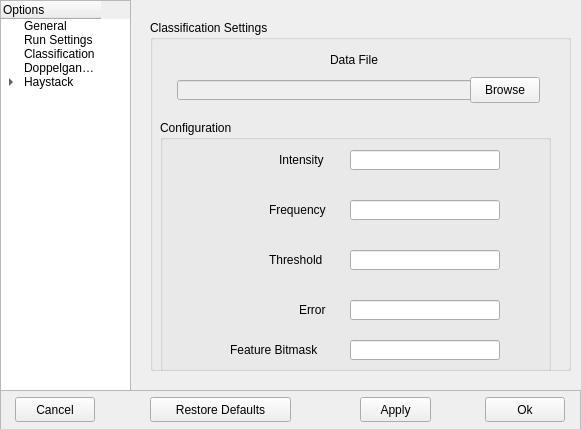
This is NovaGUI/UI/novaconfig.ui in altf4/Nova as Qt 5 draws it before an edit. The edited form follows.
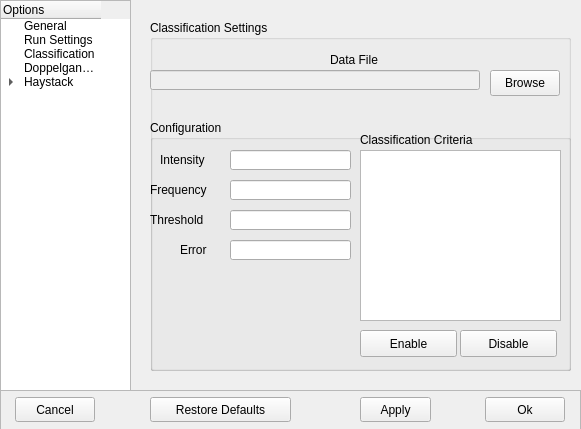
This is the edited form. The open tabs and pages were chosen to show the change.

Commit message:
Add GUI stuff for classification criteria enabling
Instead of just entering a bitmask, has a list view that
provides a verbose and intutive way to change the classification
criteria for suspects. Also fixed bug where a newline was always
getting appeneded to the configuration file when saved.

Ticket #193

Patch:
```diff
--- a/NovaGUI/UI/novaconfig.ui
+++ b/NovaGUI/UI/novaconfig.ui
@@ -572,10 +572,10 @@
       <widget class="QGroupBox" name="ceConfigGroupBox">
        <property name="geometry">
         <rect>
-         <x>10</x>
+         <x>0</x>
          <y>100</y>
-         <width>391</width>
-         <height>261</height>
+         <width>421</width>
+         <height>251</height>
         </rect>
        </property>
        <property name="title">
@@ -584,7 +584,7 @@
        <widget class="QLabel" name="ceIntensityLabel">
         <property name="geometry">
          <rect>
-          <x>119</x>
+          <x>10</x>
           <y>30</y>
           <width>71</width>
           <height>20</height>
@@ -607,8 +607,8 @@
        <widget class="QLabel" name="ceFrequencyLabel">
         <property name="geometry">
          <rect>
-          <x>109</x>
-          <y>80</y>
+          <x>0</x>
+          <y>60</y>
           <width>81</width>
           <height>20</height>
          </rect>
@@ -630,9 +630,9 @@
        <widget class="QLineEdit" name="ceIntensityEdit">
         <property name="geometry">
          <rect>
-          <x>190</x>
+          <x>80</x>
           <y>30</y>
-          <width>150</width>
+          <width>121</width>
           <height>20</height>
          </rect>
         </property>
@@ -650,9 +650,9 @@
        <widget class="QLineEdit" name="ceFrequencyEdit">
         <property name="geometry">
          <rect>
-          <x>190</x>
-          <y>80</y>
-          <width>150</width>
+          <x>80</x>
+          <y>60</y>
+          <width>121</width>
           <height>20</height>
          </rect>
         </property>
@@ -670,8 +670,8 @@
        <widget class="QLabel" name="ceThresholdLabel">
         <property name="geometry">
          <rect>
-          <x>109</x>
-          <y>130</y>
+          <x>0</x>
+          <y>90</y>
           <width>71</width>
           <height>20</height>
          </rect>
@@ -693,8 +693,8 @@
        <widget class="QLabel" name="ceErrorLabel">
         <property name="geometry">
          <rect>
-          <x>139</x>
-          <y>180</y>
+          <x>30</x>
+          <y>120</y>
           <width>41</width>
           <height>20</height>
          </rect>
@@ -716,9 +716,9 @@
        <widget class="QLineEdit" name="ceThresholdEdit">
         <property name="geometry">
          <rect>
-          <x>190</x>
-          <y>130</y>
-          <width>150</width>
+          <x>80</x>
+          <y>90</y>
+          <width>121</width>
           <height>20</height>
          </rect>
         </property>
@@ -736,29 +736,9 @@
        <widget class="QLineEdit" name="ceErrorEdit">
         <property name="geometry">
          <rect>
-          <x>190</x>
-          <y>180</y>
-          <width>150</width>
-          <height>20</height>
-         </rect>
-        </property>
-        <property name="toolTip">
-         <string>&lt;!DOCTYPE HTML PUBLIC &quot;-//W3C//DTD HTML 4.0//EN&quot; &quot;http://www.w3.org/TR/REC-html40/strict.dtd&quot;&gt;
-&lt;html&gt;&lt;head&gt;&lt;meta name=&quot;qrichtext&quot; content=&quot;1&quot; /&gt;&lt;style type=&quot;text/css&quot;&gt;
-p, li { white-space: pre-wrap; }
-&lt;/style&gt;&lt;/head&gt;&lt;body style=&quot; font-family:'Sans Serif'; font-size:9pt; font-weight:400; font-style:normal;&quot;&gt;
-&lt;table border=&quot;0&quot; style=&quot;-qt-table-type: root; margin-top:4px; margin-bottom:4px; margin-left:4px; margin-right:4px;&quot;&gt;
-&lt;tr&gt;
-&lt;td style=&quot;border: none;&quot;&gt;
-&lt;p align=&quot;center&quot; style=&quot; margin-top:0px; margin-bottom:0px; margin-left:0px; margin-right:0px; -qt-block-indent:0; text-indent:0px;&quot;&gt;A higher error may improve performance but will decrease accuracy. Default is 0.&lt;/p&gt;&lt;/td&gt;&lt;/tr&gt;&lt;/table&gt;&lt;/body&gt;&lt;/html&gt;</string>
-        </property>
-       </widget>
-       <widget class="QLineEdit" name="ceFeatureEdit">
-        <property name="geometry">
-         <rect>
-          <x>190</x>
-          <y>220</y>
-          <width>150</width>
+          <x>80</x>
+          <y>120</y>
+          <width>121</width>
           <height>20</height>
          </rect>
         </property>
@@ -776,9 +756,9 @@
        <widget class="QLabel" name="ceFeatureLabel">
         <property name="geometry">
          <rect>
-          <x>70</x>
-          <y>220</y>
-          <width>111</width>
+          <x>210</x>
+          <y>10</y>
+          <width>161</width>
           <height>20</height>
          </rect>
         </property>
@@ -793,7 +773,43 @@
 &lt;p align=&quot;center&quot; style=&quot; margin-top:0px; margin-bottom:0px; margin-left:0px; margin-right:0px; -qt-block-indent:0; text-indent:0px;&quot;&gt;A higher error may improve performance but will decrease accuracy. Default is 0.&lt;/p&gt;&lt;/td&gt;&lt;/tr&gt;&lt;/table&gt;&lt;/body&gt;&lt;/html&gt;</string>
         </property>
         <property name="text">
-         <string>Feature Bitmask</string>
+         <string>Classification Criteria</string>
+        </property>
+       </widget>
+       <widget class="QListWidget" name="featureList">
+        <property name="geometry">
+         <rect>
+          <x>210</x>
+          <y>30</y>
+          <width>201</width>
+          <height>171</height>
+         </rect>
+        </property>
+       </widget>
+       <widget class="QPushButton" name="featureEnableButton">
+        <property name="geometry">
+         <rect>
+          <x>210</x>
+          <y>210</y>
+          <width>97</width>
+          <height>27</height>
+         </rect>
+        </property>
+        <property name="text">
+         <string>Enable</string>
+        </property>
+       </widget>
+       <widget class="QPushButton" name="featureDisableButton">
+        <property name="geometry">
+         <rect>
+          <x>310</x>
+          <y>210</y>
+          <width>97</width>
+          <height>27</height>
+         </rect>
+        </property>
+        <property name="text">
+         <string>Disable</string>
         </property>
        </widget>
       </widget>
@@ -803,8 +819,8 @@
        </property>
        <property name="geometry">
         <rect>
-         <x>27</x>
-         <y>60</y>
+         <x>0</x>
+         <y>50</y>
          <width>330</width>
          <height>20</height>
         </rect>
@@ -823,8 +839,8 @@
       <widget class="QPushButton" name="dataButton">
        <property name="geometry">
         <rect>
-         <x>320</x>
-         <y>57</y>
+         <x>340</x>
+         <y>50</y>
          <width>70</width>
          <height>26</height>
         </rect>
```
Left out of the diff: 2 changed lines with no effect on the pictures. The commit also changes 2 other files.
